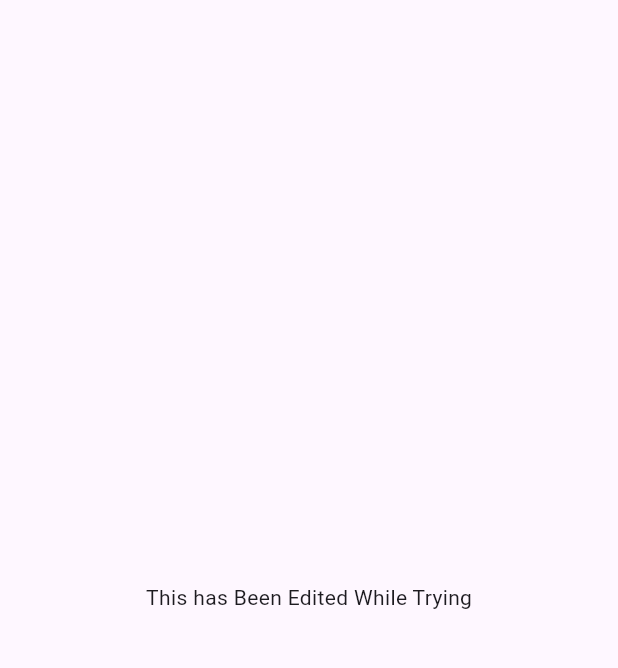
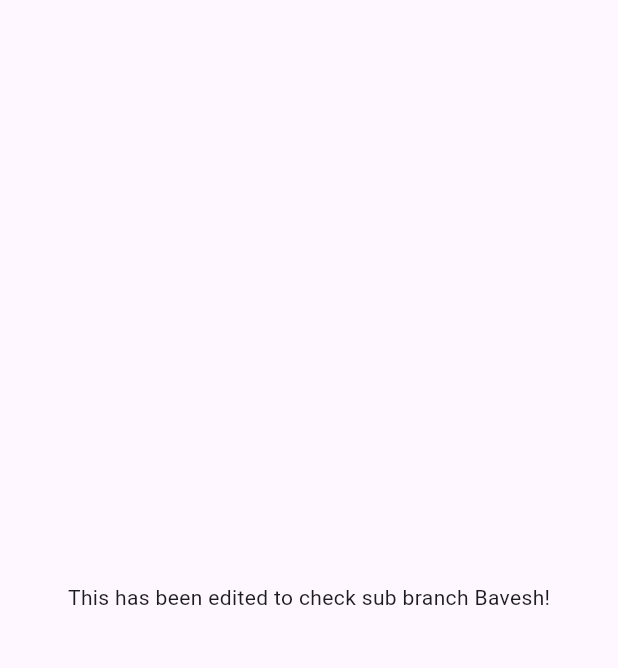
Before and after one commit to Aadi-124/TicketSharing---Frontend, a Flutter app: the Page1 screen opened directly, on a phone screen of 412 x 824 dp, the part 63-731 px from its top. Run offline on Flutter 3.47's test engine with Material 2 defaults, Android fonts, the phone set to English and light mode, and no system bars; our stand-ins replace another_flushbar.

Commit message:
This is commited!

```diff
--- a/lib/Page1.dart
+++ b/lib/Page1.dart
@@ -15,7 +15,7 @@ class Page1 extends StatelessWidget{
         title:const Text('Login Page'),
       ),
       body:const Center(
-        child:Text("This has Been Edited While Trying")
+        child:Text("This has been edited to check sub branch Bavesh!")
       ),
       );
 
```
